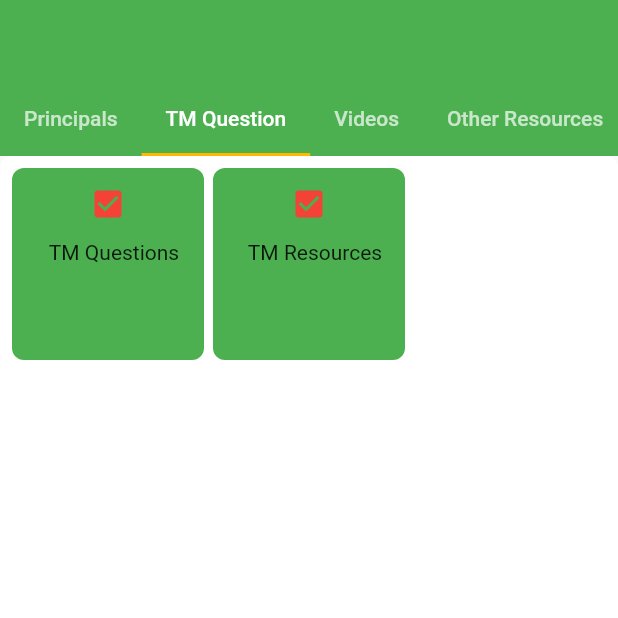
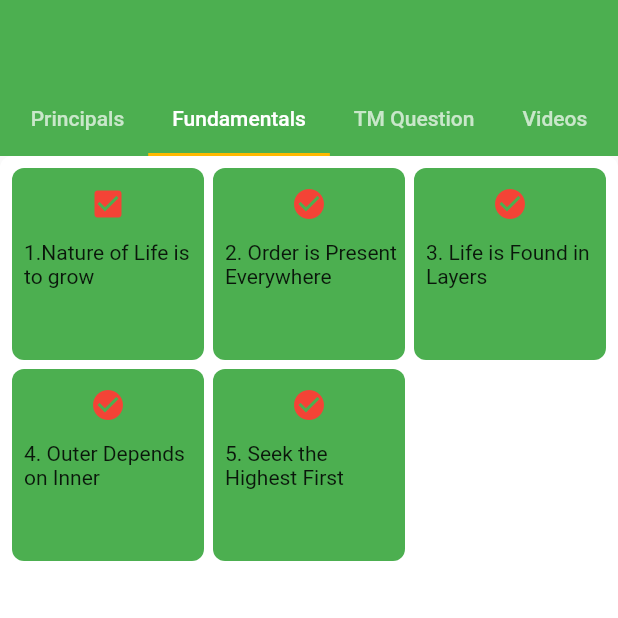
Before and after one commit to qduong99/tm, a Flutter app: the AppHomePageMainContainer screen opened directly, tab 2 chosen, on a phone screen of 412 x 824 dp, the top half of it. Run offline on Flutter 3.47's test engine with Material 2 defaults, Android fonts, the phone set to English and light mode, and no system bars; missing offline and left inert: flutter_youtube; Roboto replaces fonts that are missing (Montserrat).

Commit message:
fundamentals.

```diff
--- a/lib/main.dart
+++ b/lib/main.dart
@@ -1,5 +1,4 @@
 import 'package:TM/src/notifier/AppState.dart';
-import 'package:TM/src/page/FundamentalPage.dart';
 import 'package:TM/src/screens/LoginScreen.dart';
 import 'package:TM/src/theme.dart';
 import 'package:flutter/material.dart';
@@ -23,9 +22,6 @@ class _AppState extends State<App> {
           ChangeNotifierProvider(create: (_) => AppState()),
         ],
         child: MaterialApp(
-          routes: {
-            FundamentalPage.routeName: (context) => FundamentalPage(),
-          },
           debugShowCheckedModeBanner: false,
           theme: appTheme,
           home: LoginScreen(),
--- a/lib/src/page/home/AppHomePageMainContainer.dart
+++ b/lib/src/page/home/AppHomePageMainContainer.dart
@@ -1,3 +1,4 @@
+import 'package:TM/src/page/home/tabs/FundamentalsTab.dart';
 import 'package:TM/src/page/home/tabs/PrincipalsMenuTab.dart';
 import 'package:TM/src/page/home/tabs/TMQuestionsTab.dart';
 import 'package:TM/src/page/home/tabs/VideosTab.dart';
@@ -14,9 +15,9 @@ class _AppHomePageMainContainerState extends State<AppHomePageMainContainer> {
   Widget build(BuildContext context) {
     final tabs = [
       "Principals",
+      "Fundamentals",
       "TM Question",
       "Videos",
-      "Other Resources",
     ];
     return DefaultTabController(
       length: tabs.length,
@@ -32,9 +33,10 @@ class _AppHomePageMainContainerState extends State<AppHomePageMainContainer> {
         ),
         body: TabBarView(children: <Widget>[
           PrincipalsMenuTab(),
+          FundamentalsTab(),
           TMQuestionsTab(),
           VideosTab(),
-          TMQuestionsTab(),
+
         ]),
       ),
     );
--- /dev/null
+++ b/lib/src/page/home/tabs/FundamentalsTab.dart
@@ -0,0 +1,50 @@
+import 'package:TM/src/page/FundamentalDetailPage.dart';
+import 'package:flutter/material.dart';
+import '../../../common/widget/ItemIcon.dart';
+
+class FundamentalsTab extends StatefulWidget {
+  @override
+  _FundamentalsTabState createState() => _FundamentalsTabState();
+}
+
+class _FundamentalsTabState extends State<FundamentalsTab> {
+  @override
+  Widget build(BuildContext context) {
+    return Container(
+      decoration: BoxDecoration(
+        color: Colors.white,
+        borderRadius: BorderRadius.circular(8),
+      ),
+      child: Padding(
+        padding: const EdgeInsets.all(8),
+        child: GridView.count(
+          //to avoid scrolling conflict with the dragging sheet
+          // physics: NeverScrollableScrollPhysics(),
+          padding: const EdgeInsets.all(0),
+          crossAxisCount: 3,
+          mainAxisSpacing: 6,
+          crossAxisSpacing: 6,
+          shrinkWrap: true,
+          children: <Widget>[
+            ItemIcon(text: Text('1.Nature of Life is to grow'), iconData: Icons.check_box, onTap:() {_onTab(1);}),
+            ItemIcon(text: Text('2. Order is Present Everywhere'), iconData: Icons.check_circle, onTap:() {_onTab(2);}),
+            ItemIcon(text: Text('3. Life is Found in Layers'), iconData: Icons.check_circle, onTap:() {_onTab(3);}),
+            ItemIcon(text: Text('4. Outer Depends on Inner'), iconData: Icons.check_circle, onTap:() {_onTab(4);}),
+            ItemIcon(text: Text('5. Seek the Highest First'), iconData: Icons.check_circle, onTap:() {_onTab(5);}),
+          ],
+        ),
+      ),
+    );
+  }
+
+  void _onTab(int principalId) async {
+    Navigator.of(context).push(
+      MaterialPageRoute(
+        builder: (BuildContext context) {
+          return FundamentalDetailPage(principalId);
+        },
+      ),
+    );
+  }
+
+}
--- a/pubspec.yaml
+++ b/pubspec.yaml
@@ -75,6 +75,11 @@ flutter:
     - assets/images/principals/14/
     - assets/images/principals/15/
     - assets/images/principals/16/
+    - assets/images/fundamentals/1/
+    - assets/images/fundamentals/2/
+    - assets/images/fundamentals/3/
+    - assets/images/fundamentals/4/
+    - assets/images/fundamentals/5/
   # An image asset can refer to one or more resolution-specific "variants", see
   # https://flutter.dev/assets-and-images/#resolution-aware.
 
```
Also changed, not shown: lib/src/page/FundamentalDetailPage.dart (added, +157 -0 lines), lib/src/page/FundamentalPage.dart (deleted, +0 -107 lines), lib/src/page/home/tabs/PrincipalsMenuTab.dart (+0 -12 lines), lib/src/page/home/tabs/TMQuestionsTab.dart (+0 -8 lines).
